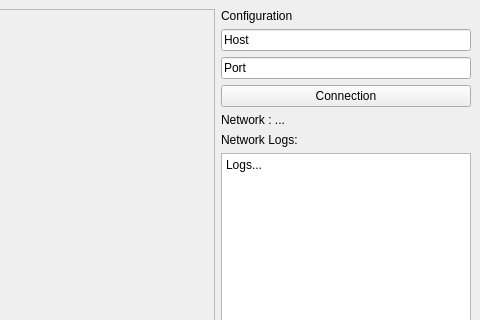
Qt form clientqt/src/UI/MainWindow.ui (Armaldio/zappy) before a commit; both pictures show x 544 to 1024 and y 0 to 320 of the 1024 by 768 pixel window.
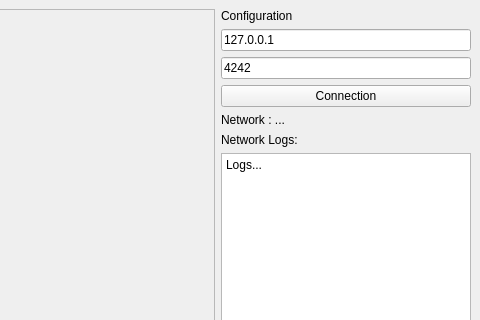
The same form after that commit.

Patch:
```diff
--- a/clientqt/src/UI/MainWindow.ui
+++ b/clientqt/src/UI/MainWindow.ui
@@ -52,14 +52,14 @@
           <item>
            <widget class="QLineEdit" name="hostEdit">
             <property name="text">
-             <string>Host</string>
+             <string>127.0.0.1</string>
             </property>
            </widget>
           </item>
           <item>
            <widget class="QLineEdit" name="portEdit">
             <property name="text">
-             <string>Port</string>
+             <string>4242</string>
             </property>
            </widget>
           </item>
```
